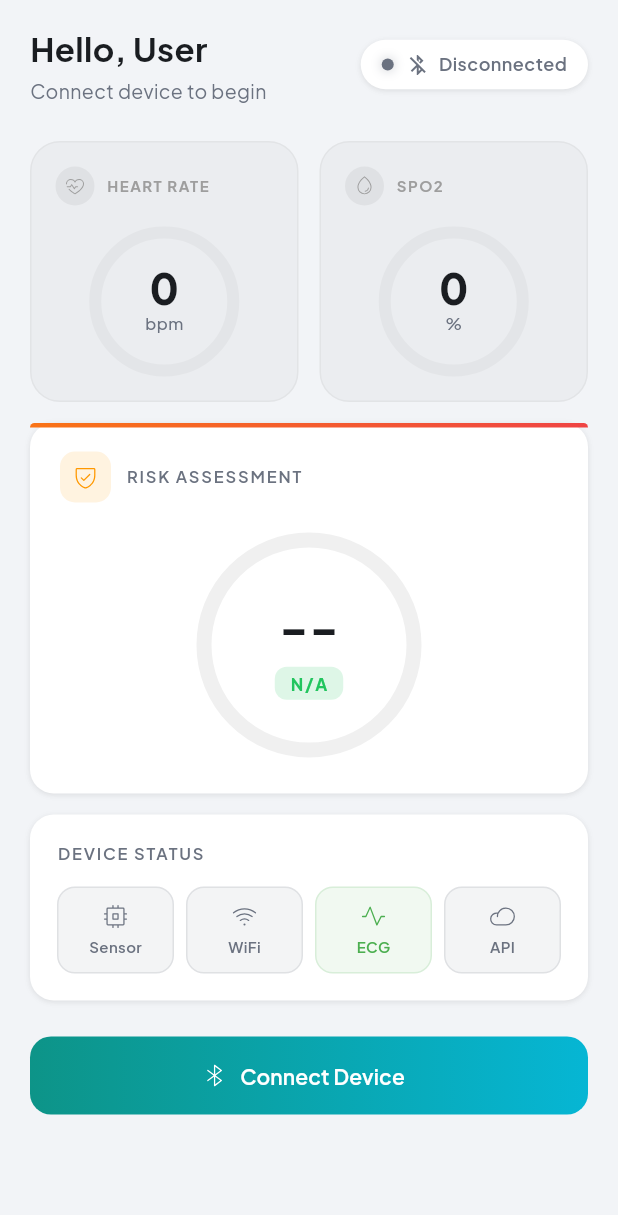
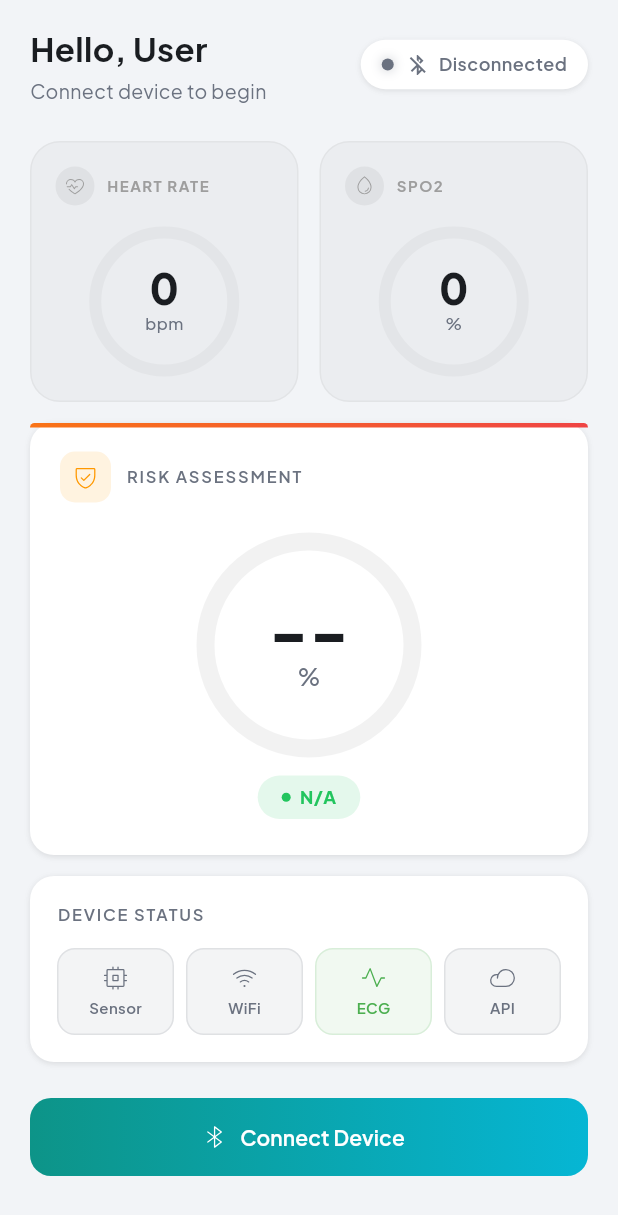
Before and after one commit to Sanuka23/cardiac-monitor, a Flutter app: the DashboardScreen screen opened directly, on a phone screen of 412 x 824 dp. Shown: the top 1215 px of the screen. Run offline on Flutter 3.47's test engine with Material 3 defaults, Android fonts, the phone set to English and light mode, and no system bars; drawn by our look-alikes of flutter_animate, percent_indicator; our stand-ins replace dio, fl_chart, flutter_blue_plus, flutter_secure_storage, google_fonts, permission_handler and 3 more; accounts and stored records are empty.

Commit message:
feat(widget): redesign RiskIndicator with percentage display and status pill
Add colored status pill with dot indicator, percentage center text,
and gradient ring stroke for clearer risk visualization.

Co-Authored-By: Claude Opus 4.6 <noreply@anthropic.com>

```diff
--- a/app/cardiac_monitor/lib/widgets/risk_indicator.dart
+++ b/app/cardiac_monitor/lib/widgets/risk_indicator.dart
@@ -18,21 +18,25 @@ class RiskIndicator extends StatelessWidget {
   Widget build(BuildContext context) {
     final color = AppTheme.riskColor(score);
     final clampedScore = score.clamp(0.0, 1.0);
+    final isLight = Theme.of(context).brightness == Brightness.light;
 
-    return CircularPercentIndicator(
+    return Column(
+      mainAxisSize: MainAxisSize.min,
+      children: [
+        CircularPercentIndicator(
           radius: size / 2,
-      lineWidth: 10,
+          lineWidth: 12,
           percent: clampedScore,
           animation: true,
           animationDuration: 800,
           animateFromLastPercent: true,
           circularStrokeCap: CircularStrokeCap.round,
-      backgroundColor: Theme.of(context).brightness == Brightness.light
-          ? Colors.black.withValues(alpha: 0.06)
+          backgroundColor: isLight
+              ? Colors.black.withValues(alpha: 0.05)
               : Colors.white.withValues(alpha: 0.06),
           linearGradient: LinearGradient(
             colors: [
-          color.withValues(alpha: 0.7),
+              color.withValues(alpha: 0.6),
               color,
             ],
           ),
@@ -40,32 +44,57 @@ class RiskIndicator extends StatelessWidget {
             mainAxisSize: MainAxisSize.min,
             children: [
               Text(
-            score > 0 ? score.toStringAsFixed(2) : '--',
+                score > 0 ? '${(score * 100).round()}' : '--',
                 style: TextStyle(
                   color: AppTheme.textPrimary(context),
-              fontSize: size * 0.22,
-              fontWeight: FontWeight.w700,
+                  fontSize: size * 0.28,
+                  fontWeight: FontWeight.w800,
+                  height: 1,
                 ),
               ),
-          const SizedBox(height: 4),
-          Container(
-            padding: const EdgeInsets.symmetric(horizontal: 10, vertical: 3),
-            decoration: BoxDecoration(
-              color: color.withValues(alpha: 0.15),
-              borderRadius: BorderRadius.circular(8),
-            ),
-            child: Text(
-              label.isNotEmpty ? label.toUpperCase() : 'N/A',
+              Text(
+                '%',
                 style: TextStyle(
-                color: color,
-                fontSize: size * 0.075,
-                fontWeight: FontWeight.w700,
-                letterSpacing: 1.2,
-              ),
+                  color: AppTheme.textSecondary(context),
+                  fontSize: size * 0.1,
+                  fontWeight: FontWeight.w500,
                 ),
               ),
             ],
           ),
+        ),
+        const SizedBox(height: 12),
+        Container(
+          padding: const EdgeInsets.symmetric(horizontal: 16, vertical: 6),
+          decoration: BoxDecoration(
+            color: color.withValues(alpha: 0.12),
+            borderRadius: BorderRadius.circular(20),
+          ),
+          child: Row(
+            mainAxisSize: MainAxisSize.min,
+            children: [
+              Container(
+                width: 6,
+                height: 6,
+                decoration: BoxDecoration(
+                  color: color,
+                  shape: BoxShape.circle,
+                ),
+              ),
+              const SizedBox(width: 6),
+              Text(
+                label.isNotEmpty ? label : 'N/A',
+                style: TextStyle(
+                  color: color,
+                  fontSize: 12,
+                  fontWeight: FontWeight.w700,
+                  letterSpacing: 0.3,
+                ),
+              ),
+            ],
+          ),
+        ),
+      ],
     );
   }
 }
```
Lines whose indentation alone changed are shown as unchanged.
